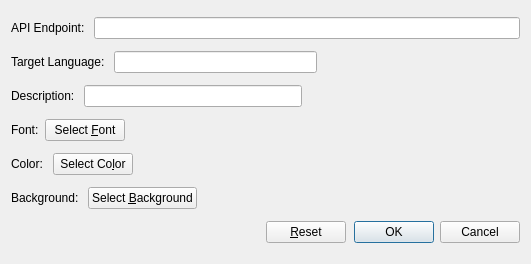
Above: configdialog.ui from easai/ViFlash before the change. Below: the same form after it.
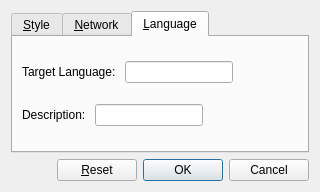
That is the form after the change. The open tabs and pages were chosen to show the change.

Commit message: Classify configuration dialog.

```diff
--- a/configdialog.ui
+++ b/configdialog.ui
@@ -6,82 +6,24 @@
    <rect>
     <x>0</x>
     <y>0</y>
-    <width>531</width>
-    <height>264</height>
+    <width>320</width>
+    <height>192</height>
    </rect>
   </property>
   <property name="windowTitle">
    <string>Set API Endpoint URL</string>
   </property>
+  <layout class="QVBoxLayout" name="verticalLayout_4">
+   <item>
+    <widget class="QTabWidget" name="tabWidget">
+     <property name="currentIndex">
+      <number>0</number>
+     </property>
+     <widget class="QWidget" name="tab_style">
+      <attribute name="title">
+       <string>&amp;Style</string>
+      </attribute>
   <layout class="QVBoxLayout" name="verticalLayout">
-   <item>
-    <layout class="QHBoxLayout" name="horizontalLayout">
-     <item>
-      <widget class="QLabel" name="label_endpoint">
-       <property name="text">
-        <string>API Endpoint: </string>
-       </property>
-      </widget>
-     </item>
-     <item>
-      <widget class="QLineEdit" name="lineEdit"/>
-     </item>
-    </layout>
-   </item>
-   <item>
-    <layout class="QHBoxLayout" name="horizontalLayout_4">
-     <item>
-      <widget class="QLabel" name="label_target">
-       <property name="text">
-        <string>Target Language: </string>
-       </property>
-      </widget>
-     </item>
-     <item>
-      <widget class="QLineEdit" name="lineEdit_target"/>
-     </item>
-     <item>
-      <spacer name="horizontalSpacer_2">
-       <property name="orientation">
-        <enum>Qt::Horizontal</enum>
-       </property>
-       <property name="sizeHint" stdset="0">
-        <size>
-         <width>40</width>
-         <height>20</height>
-        </size>
-       </property>
-      </spacer>
-     </item>
-    </layout>
-   </item>
-   <item>
-    <layout class="QHBoxLayout" name="horizontalLayout_5">
-     <item>
-      <widget class="QLabel" name="label_description">
-       <property name="text">
-        <string>Description: </string>
-       </property>
-      </widget>
-     </item>
-     <item>
-      <widget class="QLineEdit" name="lineEdit_desc"/>
-     </item>
-     <item>
-      <spacer name="horizontalSpacer_3">
-       <property name="orientation">
-        <enum>Qt::Horizontal</enum>
-       </property>
-       <property name="sizeHint" stdset="0">
-        <size>
-         <width>40</width>
-         <height>20</height>
-        </size>
-       </property>
-      </spacer>
-     </item>
-    </layout>
-   </item>
    <item>
     <layout class="QHBoxLayout" name="horizontalLayout_6">
      <item>
@@ -174,6 +116,92 @@
       </spacer>
      </item>
     </layout>
+       </item>
+      </layout>
+     </widget>
+     <widget class="QWidget" name="tab_network">
+      <attribute name="title">
+       <string>&amp;Network</string>
+      </attribute>
+      <layout class="QVBoxLayout" name="verticalLayout_3">
+       <item>
+        <layout class="QHBoxLayout" name="horizontalLayout">
+         <item>
+          <widget class="QLabel" name="label_endpoint">
+           <property name="text">
+            <string>API Endpoint: </string>
+           </property>
+          </widget>
+         </item>
+         <item>
+          <widget class="QLineEdit" name="lineEdit"/>
+         </item>
+        </layout>
+       </item>
+      </layout>
+     </widget>
+     <widget class="QWidget" name="tab_lang">
+      <attribute name="title">
+       <string>&amp;Language</string>
+      </attribute>
+      <layout class="QVBoxLayout" name="verticalLayout_2">
+       <item>
+        <layout class="QHBoxLayout" name="horizontalLayout_4">
+         <item>
+          <widget class="QLabel" name="label_target">
+           <property name="text">
+            <string>Target Language: </string>
+           </property>
+          </widget>
+         </item>
+         <item>
+          <widget class="QLineEdit" name="lineEdit_target"/>
+         </item>
+         <item>
+          <spacer name="horizontalSpacer_2">
+           <property name="orientation">
+            <enum>Qt::Horizontal</enum>
+           </property>
+           <property name="sizeHint" stdset="0">
+            <size>
+             <width>40</width>
+             <height>20</height>
+            </size>
+           </property>
+          </spacer>
+         </item>
+        </layout>
+       </item>
+       <item>
+        <layout class="QHBoxLayout" name="horizontalLayout_5">
+         <item>
+          <widget class="QLabel" name="label_description">
+           <property name="text">
+            <string>Description: </string>
+           </property>
+          </widget>
+         </item>
+         <item>
+          <widget class="QLineEdit" name="lineEdit_desc"/>
+         </item>
+         <item>
+          <spacer name="horizontalSpacer_3">
+           <property name="orientation">
+            <enum>Qt::Horizontal</enum>
+           </property>
+           <property name="sizeHint" stdset="0">
+            <size>
+             <width>40</width>
+             <height>20</height>
+            </size>
+           </property>
+          </spacer>
+         </item>
+        </layout>
+       </item>
+      </layout>
+     </widget>
+    </widget>
    </item>
    <item>
     <layout class="QHBoxLayout" name="horizontalLayout_3">
```
Lines whose indentation alone changed are shown as unchanged.
